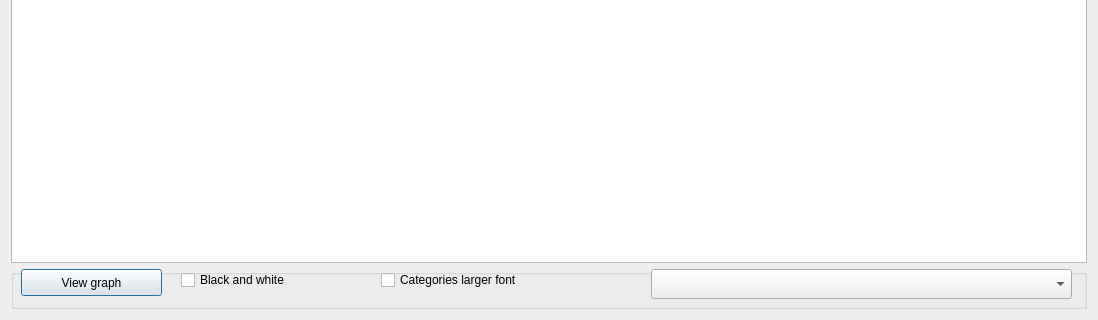
The window that GUI_UIs/ui_visualise_graph.ui (ccbogel/QualCoder) describes before a commit, drawn with Qt 5; both pictures show x 0 to 1098 and y 433 to 753 of the 1098 by 753 pixel window.
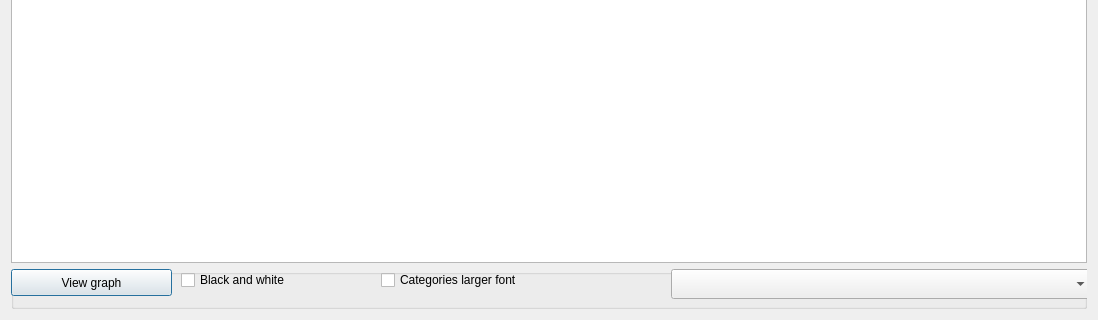
The same window after the commit.

Patch:
```diff
--- a/GUI_UIs/ui_visualise_graph.ui
+++ b/GUI_UIs/ui_visualise_graph.ui
@@ -36,9 +36,9 @@
      <widget class="QPushButton" name="pushButton_view">
       <property name="geometry">
        <rect>
-        <x>10</x>
+        <x>0</x>
         <y>0</y>
-        <width>141</width>
+        <width>161</width>
         <height>27</height>
        </rect>
       </property>
@@ -64,7 +64,7 @@
        <rect>
         <x>370</x>
         <y>0</y>
-        <width>251</width>
+        <width>281</width>
         <height>22</height>
        </rect>
       </property>
@@ -75,7 +75,7 @@
      <widget class="QComboBox" name="comboBox">
       <property name="geometry">
        <rect>
-        <x>640</x>
+        <x>660</x>
         <y>0</y>
         <width>421</width>
         <height>30</height>
```
